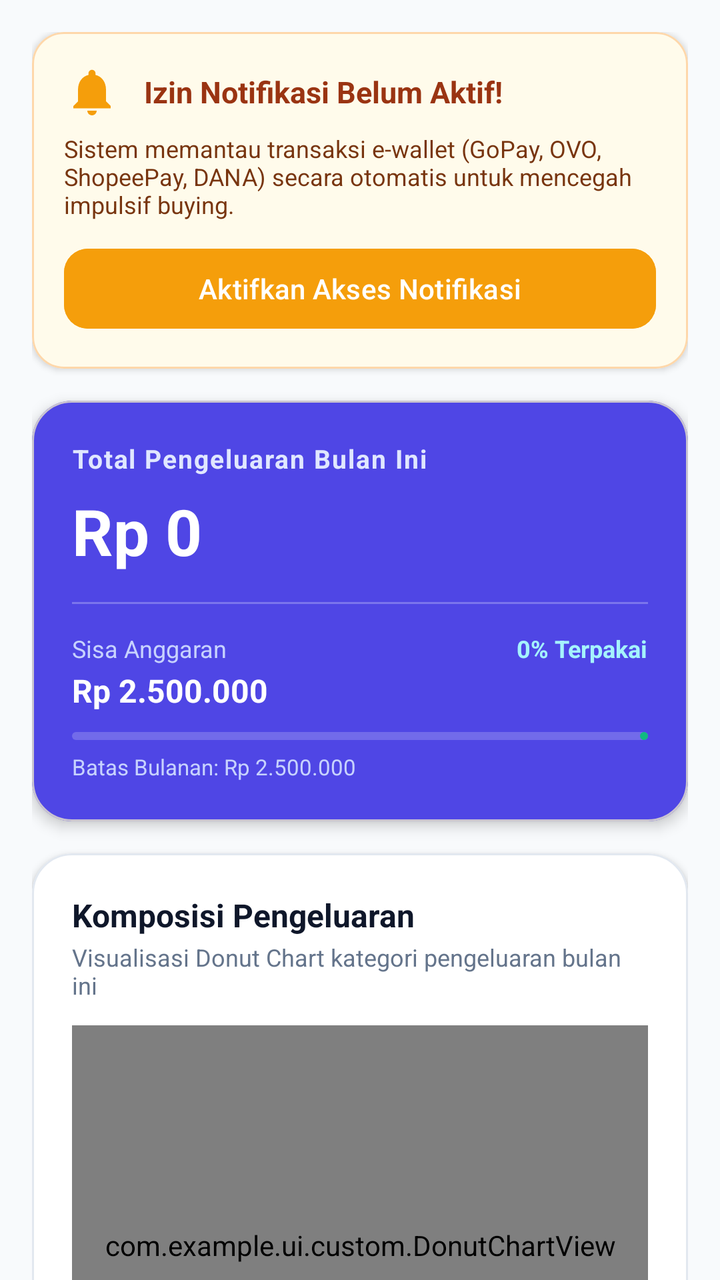
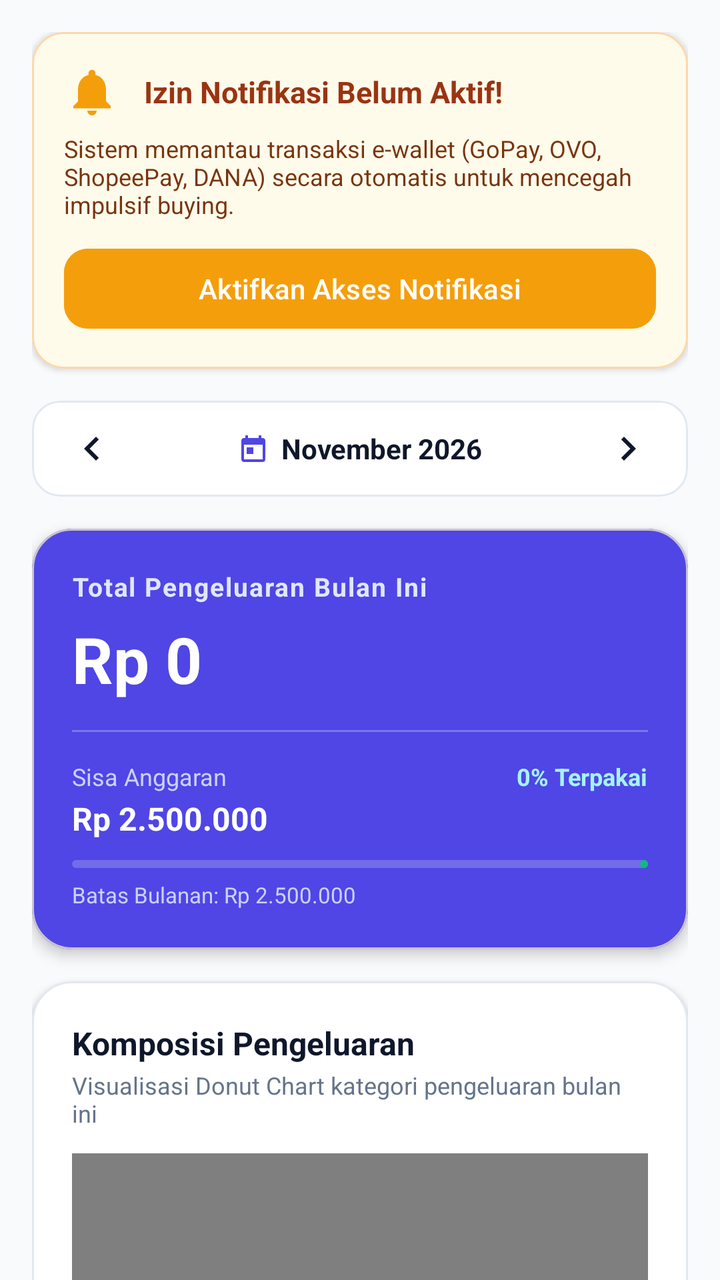

An Android layout rendered at two revisions. The XML below is the earlier revision; the diff shows what the commit changed to produce the second picture.
<!-- AndroidManifest.xml: application theme Theme.MyApplication -->
<!-- res/layout/fragment_dashboard.xml -->
<?xml version="1.0" encoding="utf-8"?>
<androidx.core.widget.NestedScrollView
    xmlns:android="http://schemas.android.com/apk/res/android"
    xmlns:app="http://schemas.android.com/apk/res-auto"
    xmlns:tools="http://schemas.android.com/tools"
    android:layout_width="match_parent"
    android:layout_height="match_parent"
    android:fillViewport="true"
    android:background="@color/background_light">

    <LinearLayout
        android:layout_width="match_parent"
        android:layout_height="wrap_content"
        android:orientation="vertical"
        android:padding="16dp">

        
        <com.google.android.material.card.MaterialCardView
            android:id="@+id/card_permission_warning"
            android:layout_width="match_parent"
            android:layout_height="wrap_content"
            android:layout_marginBottom="16dp"
            app:cardCornerRadius="16dp"
            app:cardElevation="2dp"
            app:strokeWidth="1dp"
            app:strokeColor="#FED7AA"
            app:cardBackgroundColor="#FFFBEB">

            <LinearLayout
                android:layout_width="match_parent"
                android:layout_height="wrap_content"
                android:orientation="vertical"
                android:padding="16dp">

                <LinearLayout
                    android:layout_width="match_parent"
                    android:layout_height="wrap_content"
                    android:orientation="horizontal"
                    android:gravity="center_vertical">

                    <ImageView
                        android:layout_width="28dp"
                        android:layout_height="28dp"
                        android:src="@drawable/ic_notifications"
                        app:tint="@color/accent_orange"
                        android:contentDescription="@string/notification_access_warning" />

                    <TextView
                        android:layout_width="wrap_content"
                        android:layout_height="wrap_content"
                        android:layout_marginStart="12dp"
                        android:text="@string/notification_access_warning"
                        android:textColor="#9A3412"
                        android:textSize="15sp"
                        android:textStyle="bold" />
                </LinearLayout>

                <TextView
                    android:layout_width="match_parent"
                    android:layout_height="wrap_content"
                    android:layout_marginTop="6dp"
                    android:text="@string/anti_impulse_desc"
                    android:textColor="#78350F"
                    android:textSize="12sp" />

                <com.google.android.material.button.MaterialButton
                    android:id="@+id/btn_enable_listener"
                    android:layout_width="match_parent"
                    android:layout_height="48dp"
                    android:layout_marginTop="10dp"
                    android:text="@string/grant_permission_btn"
                    android:textAllCaps="false"
                    app:cornerRadius="12dp"
                    android:backgroundTint="@color/accent_orange"
                    android:textColor="@color/white" />
            </LinearLayout>
        </com.google.android.material.card.MaterialCardView>

        
        <com.google.android.material.card.MaterialCardView
            android:id="@+id/card_expense_overview"
            android:layout_width="match_parent"
            android:layout_height="wrap_content"
            android:layout_marginBottom="16dp"
            app:cardCornerRadius="20dp"
            app:cardElevation="4dp"
            app:cardBackgroundColor="@color/primary">

            <LinearLayout
                android:layout_width="match_parent"
                android:layout_height="wrap_content"
                android:orientation="vertical"
                android:padding="20dp">

                <TextView
                    android:layout_width="wrap_content"
                    android:layout_height="wrap_content"
                    android:text="@string/total_expense_month"
                    android:textColor="#E0E7FF"
                    android:textSize="13sp"
                    android:letterSpacing="0.05"
                    android:textStyle="bold" />

                <TextView
                    android:id="@+id/tv_total_expense"
                    android:layout_width="wrap_content"
                    android:layout_height="wrap_content"
                    android:layout_marginTop="6dp"
                    android:text="Rp 0"
                    android:textColor="@color/white"
                    android:textSize="32sp"
                    android:textStyle="bold" />

                <View
                    android:layout_width="match_parent"
                    android:layout_height="1dp"
                    android:layout_marginVertical="14dp"
                    android:background="#40FFFFFF" />

                
                <LinearLayout
                    android:layout_width="match_parent"
                    android:layout_height="wrap_content"
                    android:orientation="horizontal">

                    <LinearLayout
                        android:layout_width="0dp"
                        android:layout_height="wrap_content"
                        android:layout_weight="1"
                        android:orientation="vertical">

                        <TextView
                            android:layout_width="wrap_content"
                            android:layout_height="wrap_content"
                            android:text="@string/remaining_budget"
                            android:textColor="#C7D2FE"
                            android:textSize="12sp" />

                        <TextView
                            android:id="@+id/tv_remaining_budget"
                            android:layout_width="wrap_content"
                            android:layout_height="wrap_content"
                            android:layout_marginTop="2dp"
                            android:text="Rp 2.500.000"
                            android:textColor="@color/white"
                            android:textSize="16sp"
                            android:textStyle="bold" />
                    </LinearLayout>

                    <LinearLayout
                        android:layout_width="wrap_content"
                        android:layout_height="wrap_content"
                        android:gravity="end"
                        android:orientation="vertical">

                        <TextView
                            android:id="@+id/tv_budget_percent"
                            android:layout_width="wrap_content"
                            android:layout_height="wrap_content"
                            android:text="0% Terpakai"
                            android:textColor="#A5F3FC"
                            android:textSize="12sp"
                            android:textStyle="bold" />
                    </LinearLayout>
                </LinearLayout>

                <com.google.android.material.progressindicator.LinearProgressIndicator
                    android:id="@+id/progress_budget"
                    android:layout_width="match_parent"
                    android:layout_height="8dp"
                    android:layout_marginTop="10dp"
                    app:trackCornerRadius="4dp"
                    app:trackColor="#33FFFFFF"
                    app:indicatorColor="@color/accent_green"
                    android:progress="25" />

                <TextView
                    android:id="@+id/tv_budget_limit_hint"
                    android:layout_width="wrap_content"
                    android:layout_height="wrap_content"
                    android:layout_marginTop="6dp"
                    android:text="Batas Bulanan: Rp 2.500.000"
                    android:textColor="#C7D2FE"
                    android:textSize="11sp" />
            </LinearLayout>
        </com.google.android.material.card.MaterialCardView>

        
        <com.google.android.material.card.MaterialCardView
            android:layout_width="match_parent"
            android:layout_height="wrap_content"
            android:layout_marginBottom="16dp"
            app:cardCornerRadius="20dp"
            app:cardElevation="2dp"
            app:strokeWidth="1dp"
            app:strokeColor="@color/divider"
            app:cardBackgroundColor="@color/surface_card">

            <LinearLayout
                android:layout_width="match_parent"
                android:layout_height="wrap_content"
                android:orientation="vertical"
                android:padding="20dp">

                <TextView
                    android:layout_width="wrap_content"
                    android:layout_height="wrap_content"
                    android:text="Komposisi Pengeluaran"
                    android:textColor="@color/text_primary"
                    android:textSize="16sp"
                    android:textStyle="bold" />

                <TextView
                    android:layout_width="wrap_content"
                    android:layout_height="wrap_content"
                    android:layout_marginTop="2dp"
                    android:text="Visualisasi Donut Chart kategori pengeluaran bulan ini"
                    android:textColor="@color/text_secondary"
                    android:textSize="12sp" />

                
                <com.example.ui.custom.DonutChartView
                    android:id="@+id/donut_chart_view"
                    android:layout_width="match_parent"
                    android:layout_height="220dp"
                    android:layout_marginVertical="12dp" />

                
                <LinearLayout
                    android:layout_width="match_parent"
                    android:layout_height="wrap_content"
                    android:orientation="horizontal"
                    android:baselineAligned="false">

                    <LinearLayout
                        android:layout_width="0dp"
                        android:layout_height="wrap_content"
                        android:layout_weight="1"
                        android:orientation="vertical">

                        <TextView
                            android:layout_width="wrap_content"
                            android:layout_height="wrap_content"
                            android:drawablePadding="6dp"
                            android:text="• F&amp;B / Kopi"
                            android:textColor="#F59E0B"
                            android:textStyle="bold"
                            android:textSize="12sp" />

                        <TextView
                            android:layout_width="wrap_content"
                            android:layout_height="wrap_content"
                            android:layout_marginTop="4dp"
                            android:drawablePadding="6dp"
                            android:text="• Groceries"
                            android:textColor="#10B981"
                            android:textStyle="bold"
                            android:textSize="12sp" />
                    </LinearLayout>

                    <LinearLayout
                        android:layout_width="0dp"
                        android:layout_height="wrap_content"
                        android:layout_weight="1"
                        android:orientation="vertical">

                        <TextView
                            android:layout_width="wrap_content"
                            android:layout_height="wrap_content"
                            android:drawablePadding="6dp"
                            android:text="• Transportasi"
                            android:textColor="#3B82F6"
                            android:textStyle="bold"
                            android:textSize="12sp" />

                        <TextView
                            android:layout_width="wrap_content"
                            android:layout_height="wrap_content"
                            android:layout_marginTop="4dp"
                            android:drawablePadding="6dp"
                            android:text="• Lainnya"
                            android:textColor="#8B5CF6"
                            android:textStyle="bold"
                            android:textSize="12sp" />
                    </LinearLayout>
                </LinearLayout>
            </LinearLayout>
        </com.google.android.material.card.MaterialCardView>

        
        <com.google.android.material.button.MaterialButton
            android:id="@+id/btn_add_manual_transaction"
            android:layout_width="match_parent"
            android:layout_height="52dp"
            android:text="@string/add_manual_transaction"
            android:textAllCaps="false"
            android:textSize="15sp"
            android:textStyle="bold"
            app:cornerRadius="14dp"
            app:icon="@drawable/ic_add"
            app:iconGravity="textStart"
            android:backgroundTint="@color/primary"
            android:textColor="@color/white" />

        <com.google.android.material.button.MaterialButton
            android:id="@+id/btn_simulate_notification"
            style="@style/Widget.Material3.Button.OutlinedButton"
            android:layout_width="match_parent"
            android:layout_height="52dp"
            android:layout_marginTop="10dp"
            android:text="@string/simulate_notification"
            android:textAllCaps="false"
            android:textSize="14sp"
            app:cornerRadius="14dp"
            app:icon="@drawable/ic_wallet"
            app:iconGravity="textStart"
            app:strokeColor="@color/primary"
            android:textColor="@color/primary" />

        
        <View
            android:layout_width="match_parent"
            android:layout_height="24dp" />

    </LinearLayout>
</androidx.core.widget.NestedScrollView>
<!-- resources referenced by this layout -->
<resources>
  <color name="accent_green">#10B981</color>
  <color name="accent_orange">#F59E0B</color>
  <color name="background_light">#F8FAFC</color>
  <color name="divider">#E2E8F0</color>
  <color name="primary">#4F46E5</color>
  <color name="surface_card">#FFFFFF</color>
  <color name="text_primary">#0F172A</color>
  <color name="text_secondary">#64748B</color>
  <color name="white">#FFFFFF</color>
  <!-- drawable ic_add (drawable) -->
  <vector xmlns:android="http://schemas.android.com/apk/res/android"
      android:width="24dp"
      android:height="24dp"
      android:viewportWidth="24"
      android:viewportHeight="24">
      <path
          android:fillColor="#FF000000"
          android:pathData="M19,13h-6v6h-2v-6H5v-2h6V5h2v6h6v2z"/>
  </vector>
  <!-- drawable ic_notifications (drawable) -->
  <vector xmlns:android="http://schemas.android.com/apk/res/android"
      android:width="24dp"
      android:height="24dp"
      android:viewportWidth="24"
      android:viewportHeight="24">
      <path
          android:fillColor="#FF000000"
          android:pathData="M12,22c1.1,0 2,-0.9 2,-2h-4c0,1.1 0.89,2 2,2zm6,-6v-5c0,-3.07 -1.64,-5.64 -4.5,-6.32V4c0,-0.83 -0.67,-1.5 -1.5,-1.5s-1.5,0.67 -1.5,1.5v0.68C7.63,5.36 6,7.92 6,11v5l-2,2v1h16v-1l-2,-2z"/>
  </vector>
  <!-- drawable ic_wallet (drawable) -->
  <vector xmlns:android="http://schemas.android.com/apk/res/android"
      android:width="24dp"
      android:height="24dp"
      android:viewportWidth="24"
      android:viewportHeight="24">
      <path
          android:fillColor="#FF000000"
          android:pathData="M21,18v1c0,1.1 -0.9,2 -2,2H5c-1.11,0 -2,-0.9 -2,-2V5c0,-1.1 0.89,-2 2,-2h14c1.1,0 2,0.9 2,2v1h-9c-1.11,0 -2,0.9 -2,2v8c0,1.1 0.89,2 2,2h9zm-9,-2h10V8H12v8zm4,-2.5c-.83,0 -1.5,-0.67 -1.5,-1.5s0.67,-1.5 1.5,-1.5 1.5,0.67 1.5,1.5 -0.67,1.5 -1.5,1.5z"/>
  </vector>
  <string name="add_manual_transaction">Catat Pengeluaran</string>
  <string name="anti_impulse_desc">Sistem memantau transaksi e-wallet (GoPay, OVO, ShopeePay, DANA) secara otomatis untuk mencegah impulsif buying.</string>
  <string name="grant_permission_btn">Aktifkan Akses Notifikasi</string>
  <string name="notification_access_warning">Izin Notifikasi Belum Aktif!</string>
  <string name="remaining_budget">Sisa Anggaran</string>
  <string name="simulate_notification">Simulasi Notifikasi E-Wallet</string>
  <string name="total_expense_month">Total Pengeluaran Bulan Ini</string>
  <color name="primary_variant">#4338CA</color>
  <color name="on_primary">#FFFFFF</color>
  <color name="secondary">#06B6D4</color>
  <color name="secondary_variant">#0891B2</color>
  <color name="on_secondary">#FFFFFF</color>
  <!-- unchanged entries left out for length: 1 -->
</resources>

<!-- the commit's change to res/layout/fragment_dashboard.xml (unified diff, before → after) -->
@@ -78,6 +78,71 @@
 
         
         <com.google.android.material.card.MaterialCardView
+            android:id="@+id/card_month_selector"
+            android:layout_width="match_parent"
+            android:layout_height="wrap_content"
+            android:layout_marginBottom="16dp"
+            app:cardCornerRadius="14dp"
+            app:cardElevation="0dp"
+            app:strokeWidth="1dp"
+            app:strokeColor="@color/divider"
+            app:cardBackgroundColor="@color/surface_card">
+
+            <LinearLayout
+                android:layout_width="match_parent"
+                android:layout_height="48dp"
+                android:orientation="horizontal"
+                android:gravity="center_vertical"
+                android:paddingHorizontal="8dp">
+
+                <ImageButton
+                    android:id="@+id/btn_prev_month"
+                    android:layout_width="44dp"
+                    android:layout_height="44dp"
+                    android:background="?attr/selectableItemBackgroundBorderless"
+                    android:src="@drawable/ic_chevron_left"
+                    app:tint="@color/text_primary"
+                    android:contentDescription="Bulan Sebelumnya" />
+
+                <LinearLayout
+                    android:id="@+id/layout_month_label"
+                    android:layout_width="0dp"
+                    android:layout_height="match_parent"
+                    android:layout_weight="1"
+                    android:gravity="center"
+                    android:orientation="horizontal">
+
+                    <ImageView
+                        android:layout_width="16dp"
+                        android:layout_height="16dp"
+                        android:layout_marginEnd="6dp"
+                        android:src="@drawable/ic_calendar"
+                        app:tint="@color/primary"
+                        android:contentDescription="Kalender" />
+
+                    <TextView
+                        android:id="@+id/tv_current_month"
+                        android:layout_width="wrap_content"
+                        android:layout_height="wrap_content"
+                        android:text="November 2026"
+                        android:textColor="@color/text_primary"
+                        android:textSize="14sp"
+                        android:textStyle="bold" />
+                </LinearLayout>
+
+                <ImageButton
+                    android:id="@+id/btn_next_month"
+                    android:layout_width="44dp"
+                    android:layout_height="44dp"
+                    android:background="?attr/selectableItemBackgroundBorderless"
+                    android:src="@drawable/ic_chevron_right"
+                    app:tint="@color/text_primary"
+                    android:contentDescription="Bulan Berikutnya" />
+            </LinearLayout>
+        </com.google.android.material.card.MaterialCardView>
+
+        
+        <com.google.android.material.card.MaterialCardView
             android:id="@+id/card_expense_overview"
             android:layout_width="match_parent"
             android:layout_height="wrap_content"
@@ -93,6 +158,7 @@
                 android:padding="20dp">
 
                 <TextView
+                    android:id="@+id/tv_total_expense_label"
                     android:layout_width="wrap_content"
                     android:layout_height="wrap_content"
                     android:text="@string/total_expense_month"
<!-- resource entries referenced after the edit -->
@@ -18,6 +18,36 @@
       <path
           android:fillColor="#FF000000"
           android:pathData="M19,13h-6v6h-2v-6H5v-2h6V5h2v6h6v2z"/>
+  </vector>
+  <!-- drawable ic_calendar (drawable) -->
+  <vector xmlns:android="http://schemas.android.com/apk/res/android"
+      android:width="24dp"
+      android:height="24dp"
+      android:viewportWidth="24"
+      android:viewportHeight="24">
+    <path
+        android:fillColor="#FF000000"
+        android:pathData="M19,4h-1V2h-2v2H8V2H6v2H5c-1.11,0 -1.99,0.9 -1.99,2L3,20c0,1.1 0.89,2 2,2h14c1.1,0 2,-0.9 2,-2V6c0,-1.1 -0.9,-2 -2,-2zm0,16H5V9h14v11zM7,11h5v5H7z"/>
+  </vector>
+  <!-- drawable ic_chevron_left (drawable) -->
+  <vector xmlns:android="http://schemas.android.com/apk/res/android"
+      android:width="24dp"
+      android:height="24dp"
+      android:viewportWidth="24"
+      android:viewportHeight="24">
+    <path
+        android:fillColor="#FF000000"
+        android:pathData="M15.41,7.41L14,6l-6,6 6,6 1.41,-1.41L10.83,12z"/>
+  </vector>
+  <!-- drawable ic_chevron_right (drawable) -->
+  <vector xmlns:android="http://schemas.android.com/apk/res/android"
+      android:width="24dp"
+      android:height="24dp"
+      android:viewportWidth="24"
+      android:viewportHeight="24">
+    <path
+        android:fillColor="#FF000000"
+        android:pathData="M10,6L8.59,7.41 13.17,12l-4.58,4.59L10,18l6,-6z"/>
   </vector>
   <!-- drawable ic_notifications (drawable) -->
   <vector xmlns:android="http://schemas.android.com/apk/res/android"
